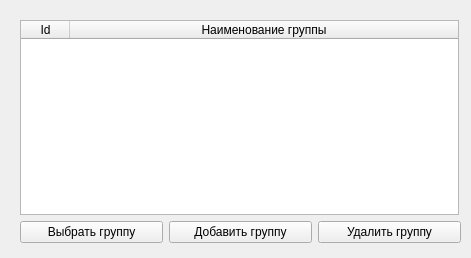
Before: the Qt Designer form UI_files/group_select.ui in Vofanchik/AptecnyiSklad, drawn with Qt 5.
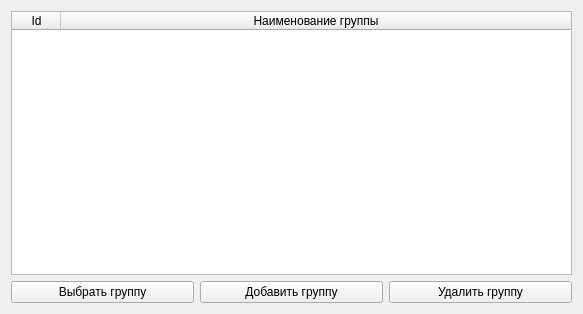
After: the same form once the commit is applied.

Diff of the .ui file:
```diff
--- a/UI_files/group_select.ui
+++ b/UI_files/group_select.ui
@@ -6,52 +6,25 @@
    <rect>
     <x>0</x>
     <y>0</y>
-    <width>471</width>
-    <height>258</height>
+    <width>583</width>
+    <height>314</height>
    </rect>
   </property>
   <property name="windowTitle">
    <string>Группы материальных ценностей</string>
   </property>
-  <widget class="QWidget" name="gridLayoutWidget">
-   <property name="geometry">
-    <rect>
-     <x>20</x>
-     <y>20</y>
-     <width>441</width>
-     <height>223</height>
-    </rect>
-   </property>
+  <layout class="QGridLayout" name="gridLayout_2">
+   <item row="0" column="0">
    <layout class="QGridLayout" name="gridLayout">
-    <item row="1" column="1">
-     <widget class="QPushButton" name="pushButton_2">
-      <property name="text">
-       <string>Добавить группу</string>
-      </property>
-     </widget>
-    </item>
-    <item row="1" column="0">
+     <item row="2" column="0">
      <widget class="QPushButton" name="pushButton">
       <property name="text">
        <string>Выбрать группу</string>
       </property>
      </widget>
     </item>
-    <item row="1" column="2">
-     <widget class="QPushButton" name="pushButton_3">
-      <property name="text">
-       <string>Удалить группу</string>
-      </property>
-     </widget>
-    </item>
     <item row="0" column="0" colspan="3">
      <widget class="QTableWidget" name="tableWidget">
-      <property name="maximumSize">
-       <size>
-        <width>439</width>
-        <height>16777215</height>
-       </size>
-      </property>
       <property name="selectionMode">
        <enum>QAbstractItemView::SingleSelection</enum>
       </property>
@@ -79,8 +52,23 @@
       </column>
      </widget>
     </item>
-   </layout>
-  </widget>
+     <item row="2" column="2">
+      <widget class="QPushButton" name="pushButton_3">
+       <property name="text">
+        <string>Удалить группу</string>
+       </property>
+      </widget>
+     </item>
+     <item row="2" column="1">
+      <widget class="QPushButton" name="pushButton_2">
+       <property name="text">
+        <string>Добавить группу</string>
+       </property>
+      </widget>
+     </item>
+    </layout>
+   </item>
+  </layout>
  </widget>
  <resources/>
  <connections/>
```
Lines whose indentation alone changed are shown as unchanged.
